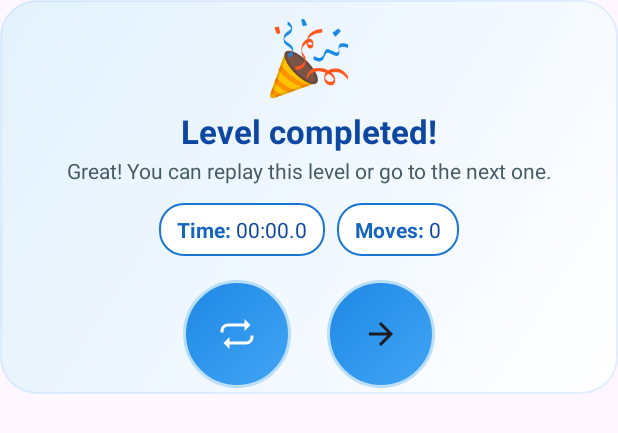
After one commit to timursarsembai/CubeSorter, an Android app: the layout dialog_level_completed.xml on its own in the app's theme, with its tools: preview values and no code run, on a phone screen of 412 x 824 dp. The commit adds this screen. Shown: the top 433 px of the screen. Run offline under Robolectric (Android 15) with nearby library versions, the phone set to English and light mode, and no system bars.

Commit message:
feat(sorter): add animated level completion dialog with redesigned UI Introduce custom level completion modal (manual next/replay) Gradient dialog background, emoji header, improved typography Added stat chips for time and moves Circular gradient icon buttons (repeat / next) with press states Enter/exit scale+fade animations (dialog_enter / dialog_exit) English-only messaging strings for consistency Refactored SorterActivity to populate new layout and pause timer Exposed currentRound for replay logic Removed automatic level advance from SorterGameView (now user-controlled) Added new drawable assets (bg_level_dialog, button_circle_primary, stat_chip) Ensured timer stops on completion and resumes properly next round

```diff
--- a/app/src/main/java/com/timursarsembayev/cubesorter/SorterActivity.kt
+++ b/app/src/main/java/com/timursarsembayev/cubesorter/SorterActivity.kt
@@ -8,7 +8,10 @@ import android.os.Handler
 import android.os.Looper
 import android.text.InputFilter
 import android.text.InputType
+import android.view.ContextThemeWrapper
+import android.view.LayoutInflater
 import android.widget.EditText
+import android.widget.ImageButton
 import android.widget.TextView
 import android.widget.Toast
 import java.util.Locale
@@ -22,6 +25,9 @@ class SorterActivity : Activity() {
 
     private var startTime: Long = 0
     private var isTimerRunning = false
+
+    // Диалог завершения уровня
+    private var levelDialog: AlertDialog? = null
 
     // Хранение прогресса
     private val prefs by lazy { getSharedPreferences("progress", MODE_PRIVATE) }
@@ -73,8 +79,9 @@ class SorterActivity : Activity() {
             saveLevel(round)
         }
 
-        sorterGameView.onRoundCompleted = { _, _ ->
-            // Между уровнями можно добавить логику
+        sorterGameView.onRoundCompleted = { round, moves ->
+            pauseTimer()
+            showLevelCompletedDialog(round, moves)
         }
 
         sorterGameView.onAllCompleted = {
@@ -83,6 +90,42 @@ class SorterActivity : Activity() {
             saveLevel(SorterGameView.MAX_LEVEL) // сохраняем финальный уровень
             startCongratulations()
         }
+    }
+
+    private fun showLevelCompletedDialog(round: Int, moves: Int) {
+        levelDialog?.dismiss()
+        val inflaterContext = ContextThemeWrapper(this, R.style.LevelCompleteDialogTheme)
+        val view = LayoutInflater.from(inflaterContext).inflate(R.layout.dialog_level_completed, null, false)
+        val title = view.findViewById<TextView>(R.id.textTitle)
+        val message = view.findViewById<TextView>(R.id.textMessage)
+        val statTime = view.findViewById<TextView>(R.id.textStatTime)
+        val statMoves = view.findViewById<TextView>(R.id.textStatMoves)
+        val btnRepeat = view.findViewById<ImageButton>(R.id.buttonRepeat)
+        val btnNext = view.findViewById<ImageButton>(R.id.buttonNext)
+
+        title.text = getString(R.string.level_completed_congrats)
+        val timeStr = textTimer.text.toString()
+        message.text = getString(R.string.level_completed_message)
+        statTime.text = timeStr
+        statMoves.text = moves.toString()
+
+        val dialog = AlertDialog.Builder(inflaterContext)
+            .setView(view)
+            .setCancelable(false)
+            .create()
+        levelDialog = dialog
+
+        btnRepeat.setOnClickListener {
+            dialog.dismiss()
+            sorterGameView.jumpToLevel(sorterGameView.currentRound)
+        }
+
+        btnNext.setOnClickListener {
+            dialog.dismiss()
+            sorterGameView.nextRound()
+        }
+
+        dialog.show()
     }
 
     private fun restoreProgressIfAny() {
@@ -189,6 +232,11 @@ class SorterActivity : Activity() {
         handler.post(timerRunnable)
     }
 
+    private fun pauseTimer() {
+        isTimerRunning = false
+        handler.removeCallbacks(timerRunnable)
+    }
+
     private fun resetTimer() {
         isTimerRunning = false
         handler.removeCallbacks(timerRunnable)
@@ -209,5 +257,6 @@ class SorterActivity : Activity() {
     override fun onDestroy() {
         super.onDestroy()
         resetTimer()
+        levelDialog?.dismiss()
     }
 }
--- a/app/src/main/java/com/timursarsembayev/cubesorter/SorterGameView.kt
+++ b/app/src/main/java/com/timursarsembayev/cubesorter/SorterGameView.kt
@@ -46,6 +46,8 @@ class SorterGameView @JvmOverloads constructor(
     private var moves = 0
     private var round = 1
     private var targets: IntArray = IntArray(maxOf(1, cols - 1)) { it }
+    // Свойство для получения текущего уровня (используется в активности)
+    val currentRound: Int get() = round
 
     // Текущий тип сортировки
     private var currentSortType: SortType = SortType.NUMBERS
@@ -520,9 +522,9 @@ class SorterGameView @JvmOverloads constructor(
         }
         if (stacks[cols - 1].isNotEmpty()) return
         onRoundCompleted?.invoke(round, moves)
-        nextRound()
+        // Автоматический переход отключён – решает активити (кнопка "далее")
     }
-
+        // Переход на следующий уровень теперь инициируется извне (через кнопку "далее")
     private fun colAt(x: Float, y: Float): Int? {
         val withinX = x >= gridLeft && x < gridLeft + cols * cellSize
         val withinY = y >= gridTop && y < gridTop + rows * cellSize
--- /dev/null
+++ b/app/src/main/res/drawable/bg_level_dialog.xml
@@ -0,0 +1,11 @@
+<?xml version="1.0" encoding="utf-8"?>
+<shape xmlns:android="http://schemas.android.com/apk/res/android">
+    <corners android:radius="24dp" />
+    <gradient
+        android:startColor="#FFFFFF"
+        android:centerColor="#F0F7FF"
+        android:endColor="#E3F2FD"
+        android:angle="135" />
+    <stroke android:width="1dp" android:color="#1F2196F3" />
+    <padding android:left="16dp" android:top="16dp" android:right="16dp" android:bottom="20dp"/>
+</shape>
--- /dev/null
+++ b/app/src/main/res/drawable/button_circle_primary.xml
@@ -0,0 +1,18 @@
+<?xml version="1.0" encoding="utf-8"?>
+<selector xmlns:android="http://schemas.android.com/apk/res/android">
+    <item android:state_pressed="true">
+        <shape android:shape="oval">
+            <size android:width="72dp" android:height="72dp"/>
+            <solid android:color="#1E88E5"/>
+            <stroke android:width="2dp" android:color="#90CAF9"/>
+        </shape>
+    </item>
+    <item>
+        <shape android:shape="oval">
+            <size android:width="72dp" android:height="72dp"/>
+            <gradient android:startColor="#42A5F5" android:endColor="#1E88E5" android:angle="135"/>
+            <stroke android:width="2dp" android:color="#BBDEFB"/>
+            <padding android:top="4dp" android:bottom="4dp" android:left="4dp" android:right="4dp"/>
+        </shape>
+    </item>
+</selector>
--- /dev/null
+++ b/app/src/main/res/drawable/ic_repeat.xml
@@ -0,0 +1,10 @@
+<?xml version="1.0" encoding="utf-8"?>
+<vector xmlns:android="http://schemas.android.com/apk/res/android"
+    android:width="24dp"
+    android:height="24dp"
+    android:viewportWidth="24"
+    android:viewportHeight="24">
+    <path
+        android:fillColor="#FFFFFFFF"
+        android:pathData="M7,7h10v3l4,-4 -4,-4v3H6c-2.76,0 -5,2.24 -5,5 0,0.34 0.03,0.67 0.1,1h2.02C3.04,10.67 3,10.34 3,10c0,-1.66 1.34,-3 3,-3zM17,17L7,17v-3l-4,4 4,4v-3h11c2.76,0 5,-2.24 5,-5 0,-0.34 -0.04,-0.67 -0.1,-1h-2.02c0.07,0.33 0.12,0.66 0.12,1 0,1.66 -1.34,3 -3,3z"/>
+</vector>
--- /dev/null
+++ b/app/src/main/res/drawable/stat_chip.xml
@@ -0,0 +1,7 @@
+<?xml version="1.0" encoding="utf-8"?>
+<shape xmlns:android="http://schemas.android.com/apk/res/android">
+    <solid android:color="#FFFFFFFF"/>
+    <corners android:radius="16dp"/>
+    <stroke android:width="1dp" android:color="#1976D2"/>
+    <padding android:left="12dp" android:top="8dp" android:right="12dp" android:bottom="8dp"/>
+</shape>
--- /dev/null
+++ b/app/src/main/res/layout/dialog_level_completed.xml
@@ -0,0 +1,127 @@
+<?xml version="1.0" encoding="utf-8"?>
+<LinearLayout xmlns:android="http://schemas.android.com/apk/res/android"
+    android:layout_width="match_parent"
+    android:layout_height="wrap_content"
+    android:orientation="vertical"
+    android:background="@drawable/bg_level_dialog"
+    android:gravity="center_horizontal"
+    android:clipToPadding="false"
+    android:padding="0dp">
+
+    <!-- Иконка / эмодзи успеха -->
+    <TextView
+        android:id="@+id/iconEmoji"
+        android:layout_width="wrap_content"
+        android:layout_height="wrap_content"
+        android:text="🎉"
+        android:textSize="48sp"
+        android:paddingTop="4dp"
+        android:contentDescription="success" />
+
+    <TextView
+        android:id="@+id/textTitle"
+        android:layout_width="wrap_content"
+        android:layout_height="wrap_content"
+        android:text="@string/level_completed_congrats"
+        android:textColor="#0D47A1"
+        android:textStyle="bold"
+        android:textSize="22sp"
+        android:paddingTop="4dp"
+        android:paddingBottom="2dp"/>
+
+    <TextView
+        android:id="@+id/textMessage"
+        android:layout_width="wrap_content"
+        android:layout_height="wrap_content"
+        android:text="@string/level_completed_message"
+        android:textColor="#455A64"
+        android:gravity="center"
+        android:textSize="14sp"
+        android:paddingLeft="16dp"
+        android:paddingRight="16dp"
+        android:paddingBottom="12dp"/>
+
+    <!-- Статистика -->
+    <LinearLayout
+        android:layout_width="wrap_content"
+        android:layout_height="wrap_content"
+        android:orientation="horizontal"
+        android:gravity="center"
+        android:paddingBottom="12dp">
+
+        <LinearLayout
+            android:id="@+id/chipTime"
+            android:layout_width="wrap_content"
+            android:layout_height="wrap_content"
+            android:background="@drawable/stat_chip"
+            android:orientation="horizontal"
+            android:layout_marginRight="8dp">
+            <TextView
+                android:layout_width="wrap_content"
+                android:layout_height="wrap_content"
+                android:text="Time: "
+                android:textStyle="bold"
+                android:textColor="#1565C0"/>
+            <TextView
+                android:id="@+id/textStatTime"
+                android:layout_width="wrap_content"
+                android:layout_height="wrap_content"
+                android:text="00:00.0"
+                android:textColor="#0D47A1"/>
+        </LinearLayout>
+
+        <LinearLayout
+            android:id="@+id/chipMoves"
+            android:layout_width="wrap_content"
+            android:layout_height="wrap_content"
+            android:background="@drawable/stat_chip"
+            android:orientation="horizontal">
+            <TextView
+                android:layout_width="wrap_content"
+                android:layout_height="wrap_content"
+                android:text="Moves: "
+                android:textStyle="bold"
+                android:textColor="#1565C0"/>
+            <TextView
+                android:id="@+id/textStatMoves"
+                android:layout_width="wrap_content"
+                android:layout_height="wrap_content"
+                android:text="0"
+                android:textColor="#0D47A1"/>
+        </LinearLayout>
+    </LinearLayout>
+
+    <!-- Кнопки действий -->
+    <LinearLayout
+        android:layout_width="wrap_content"
+        android:layout_height="wrap_content"
+        android:orientation="horizontal"
+        android:gravity="center"
+        android:layout_marginBottom="4dp"
+        android:layout_marginTop="4dp">
+
+        <ImageButton
+            android:id="@+id/buttonRepeat"
+            android:layout_width="72dp"
+            android:layout_height="72dp"
+            android:background="@drawable/button_circle_primary"
+            android:contentDescription="@string/content_desc_repeat_level"
+            android:scaleType="centerInside"
+            android:padding="12dp"
+            android:src="@drawable/ic_repeat" />
+
+        <Space
+            android:layout_width="24dp"
+            android:layout_height="0dp"/>
+
+        <ImageButton
+            android:id="@+id/buttonNext"
+            android:layout_width="72dp"
+            android:layout_height="72dp"
+            android:background="@drawable/button_circle_primary"
+            android:contentDescription="@string/content_desc_next_level"
+            android:scaleType="centerInside"
+            android:padding="12dp"
+            android:src="@drawable/ic_arrow_forward" />
+    </LinearLayout>
+</LinearLayout>
--- a/app/src/main/res/values/strings.xml
+++ b/app/src/main/res/values/strings.xml
@@ -19,4 +19,12 @@
     <string name="number_name_7">seven</string>
     <string name="number_name_8">eight</string>
     <string name="number_name_9">nine</string>
+
+    <!-- Level complete dialog (English only) -->
+    <string name="level_completed_congrats">Level completed!</string>
+    <string name="level_completed_message">Great! You can replay this level or go to the next one.</string>
+    <string name="action_repeat">Replay</string>
+    <string name="action_next">Next</string>
+    <string name="content_desc_repeat_level">Replay level</string>
+    <string name="content_desc_next_level">Next level</string>
 </resources>
--- a/app/src/main/res/values/styles.xml
+++ b/app/src/main/res/values/styles.xml
@@ -12,7 +12,6 @@
         <item name="materialAlertDialogTitleTextStyle">@style/DanaBalaDialogTitle</item>
         <item name="materialAlertDialogBodyTextStyle">@style/DanaBalaDialogBody</item>
         <item name="shapeAppearance">@style/ShapeAppearance.Material3.Corner.Large</item>
-        <!-- Убрали кастомный drawable-фон -->
     </style>
 
     <style name="DanaBalaDialogTitle" parent="@style/TextAppearance.Material3.TitleLarge">
@@ -23,4 +22,10 @@
     <style name="DanaBalaDialogBody" parent="@style/TextAppearance.Material3.BodyMedium">
         <item name="android:textColor">@color/text_color</item>
     </style>
+
+    <!-- Анимационный стиль для окна диалога завершения уровня -->
+    <style name="LevelCompleteDialogTheme" parent="ThemeOverlay.Material3.MaterialAlertDialog">
+        <item name="android:windowEnterAnimation">@anim/dialog_enter</item>
+        <item name="android:windowExitAnimation">@anim/dialog_exit</item>
+    </style>
 </resources>
```
Also changed, not shown: app/src/main/res/anim/dialog_enter.xml (added, +10 -0 lines), app/src/main/res/anim/dialog_exit.xml (added, +10 -0 lines).
